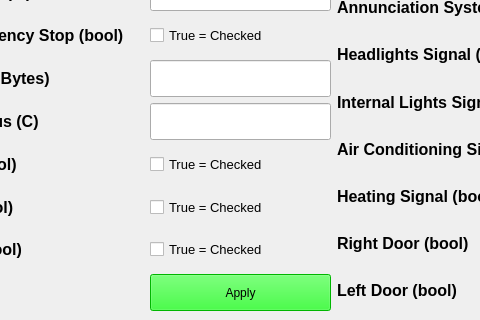
First picture: the form in UI_Files/train_controller_testbench.ui, repository connor-marsh/ECE1140ChooChoo, before the edit; both pictures show x 146 to 626 and y 220 to 540 of the 960 by 540 pixel window.
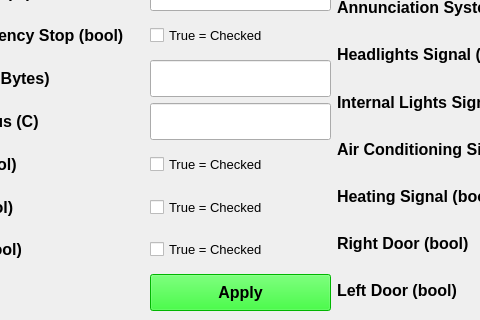
Second picture: the form after the edit.

Commit message: Basic e-stop button functionality

Patch:
```diff
--- a/UI_Files/train_controller_testbench.ui
+++ b/UI_Files/train_controller_testbench.ui
@@ -399,6 +399,13 @@
             <verstretch>0</verstretch>
            </sizepolicy>
           </property>
+          <property name="font">
+           <font>
+            <pointsize>12</pointsize>
+            <weight>75</weight>
+            <bold>true</bold>
+           </font>
+          </property>
           <property name="styleSheet">
            <string notr="true">background-color: rgb(0, 255, 0);</string>
           </property>
```
The commit also changes 2 other files.
